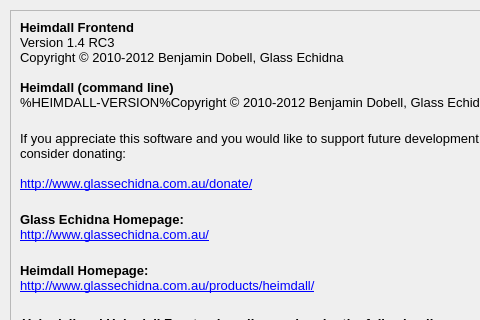
The window that heimdall-frontend/aboutform.ui (Benjamin-Dobell/Heimdall) describes before a commit, drawn with Qt 5; both pictures show x 0 to 480 and y 0 to 320 of the 581 by 491 pixel window.
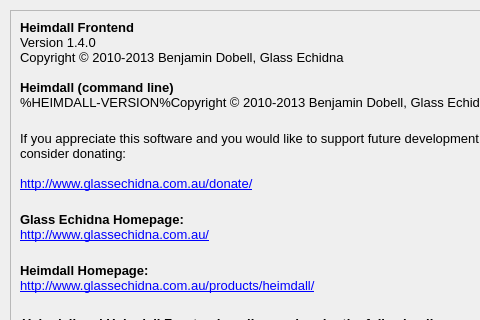
The same window after the commit.

Commit message: Update copyright notices, version identifier and documentation for 1.4.0 release.

What changed in the file:
```diff
--- a/heimdall-frontend/aboutform.ui
+++ b/heimdall-frontend/aboutform.ui
@@ -72,7 +72,7 @@
     <property name="geometry">
      <rect>
       <x>0</x>
-      <y>0</y>
+      <y>-701</y>
       <width>542</width>
       <height>1140</height>
      </rect>
@@ -114,11 +114,11 @@
 p, li { white-space: pre-wrap; }
 &lt;/style&gt;&lt;/head&gt;&lt;body style=&quot; font-family:'MS Shell Dlg 2'; font-size:10pt; font-weight:400; font-style:normal;&quot;&gt;
 &lt;p style=&quot; margin-top:0px; margin-bottom:0px; margin-left:0px; margin-right:0px; -qt-block-indent:0; text-indent:0px;&quot;&gt;&lt;span style=&quot; font-weight:600;&quot;&gt;Heimdall Frontend&lt;/span&gt;&lt;/p&gt;
-&lt;p style=&quot; margin-top:0px; margin-bottom:0px; margin-left:0px; margin-right:0px; -qt-block-indent:0; text-indent:0px;&quot;&gt;Version 1.4 RC3&lt;/p&gt;
-&lt;p style=&quot; margin-top:0px; margin-bottom:0px; margin-left:0px; margin-right:0px; -qt-block-indent:0; text-indent:0px;&quot;&gt;Copyright © 2010-2012 Benjamin Dobell, Glass Echidna&lt;/p&gt;
+&lt;p style=&quot; margin-top:0px; margin-bottom:0px; margin-left:0px; margin-right:0px; -qt-block-indent:0; text-indent:0px;&quot;&gt;Version 1.4.0&lt;/p&gt;
+&lt;p style=&quot; margin-top:0px; margin-bottom:0px; margin-left:0px; margin-right:0px; -qt-block-indent:0; text-indent:0px;&quot;&gt;Copyright © 2010-2013 Benjamin Dobell, Glass Echidna&lt;/p&gt;
 &lt;p style=&quot;-qt-paragraph-type:empty; margin-top:0px; margin-bottom:0px; margin-left:0px; margin-right:0px; -qt-block-indent:0; text-indent:0px;&quot;&gt;&lt;/p&gt;
 &lt;p style=&quot; margin-top:0px; margin-bottom:0px; margin-left:0px; margin-right:0px; -qt-block-indent:0; text-indent:0px;&quot;&gt;&lt;span style=&quot; font-weight:600;&quot;&gt;Heimdall (command line)&lt;/span&gt;&lt;/p&gt;
-&lt;p style=&quot; margin-top:0px; margin-bottom:0px; margin-left:0px; margin-right:0px; -qt-block-indent:0; text-indent:0px;&quot;&gt;%HEIMDALL-VERSION%Copyright © 2010-2012 Benjamin Dobell, Glass Echidna&lt;/p&gt;
+&lt;p style=&quot; margin-top:0px; margin-bottom:0px; margin-left:0px; margin-right:0px; -qt-block-indent:0; text-indent:0px;&quot;&gt;%HEIMDALL-VERSION%Copyright © 2010-2013 Benjamin Dobell, Glass Echidna&lt;/p&gt;
 &lt;p style=&quot;-qt-paragraph-type:empty; margin-top:0px; margin-bottom:0px; margin-left:0px; margin-right:0px; -qt-block-indent:0; text-indent:0px;&quot;&gt;&lt;/p&gt;&lt;/body&gt;&lt;/html&gt;</string>
          </property>
          <property name="textFormat">
```
Left out of the diff: 8 changed lines with no effect on the pictures. The commit also changes 72 other files.
